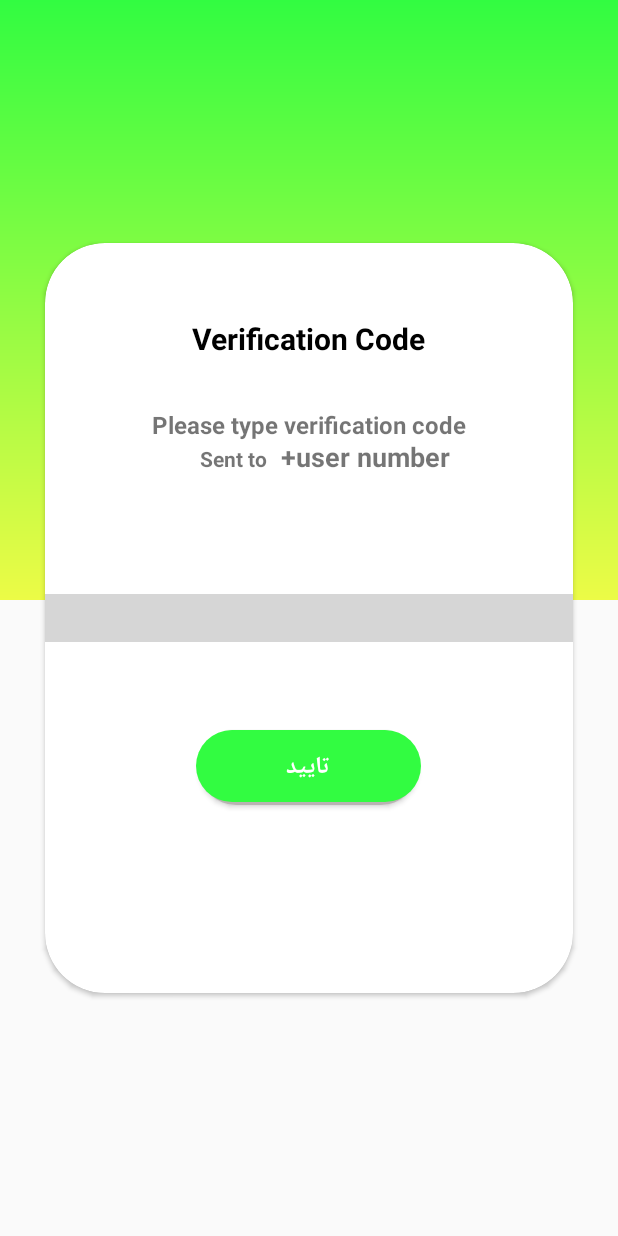
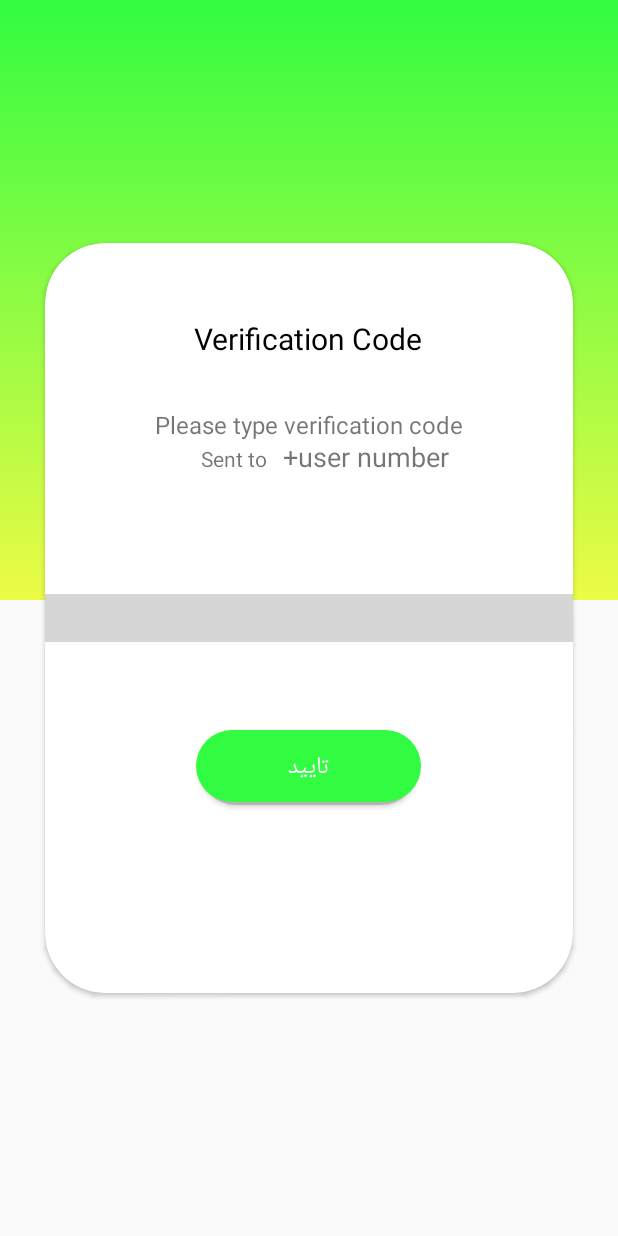
Before and after one commit to gelophoneTeam/DarokhanehApp, an Android app: the VerificationCode screen opened directly, with no data from a screen before it, on a phone screen of 412 x 824 dp. Run offline under Robolectric (Android 15) with nearby library versions, the phone set to English and light mode, and no system bars; libraries missing offline, so code that uses them is left out: com.goodiebag.pinview; plain views replace Pinview; 1 statement that could not run was skipped; grey boxes are pictures that could not be loaded.

Commit message:
set font in verification page

```diff
--- a/app/src/main/java/com/example/malizen/darokhanehapp/VerificationCode.java
+++ b/app/src/main/java/com/example/malizen/darokhanehapp/VerificationCode.java
@@ -1,13 +1,37 @@
 package com.example.malizen.darokhanehapp;
 
+import android.graphics.Typeface;
 import android.support.v7.app.AppCompatActivity;
 import android.os.Bundle;
+import android.widget.Button;
+import android.widget.TextView;
+
+import com.goodiebag.pinview.Pinview;
 
 public class VerificationCode extends AppCompatActivity {
 
-    @Override
-    protected void onCreate(Bundle savedInstanceState) {
-        super.onCreate(savedInstanceState);
-        setContentView(R.layout.activity_verification_code);
+        private TextView very,sent,num,type;
+        private Button ok;
+        Pinview pinview;
+        @Override
+        protected void onCreate(Bundle savedInstanceState) {
+            super.onCreate(savedInstanceState);
+            setContentView(R.layout.activity_verification_code);
+
+
+            very=(TextView)findViewById(R.id.very);
+            type=(TextView)findViewById(R.id.type);
+            sent=(TextView)findViewById(R.id.sent);
+            num=(TextView)findViewById(R.id.num);
+            ok=(Button)findViewById(R.id.ok);
+
+
+//set fonts
+            Typeface tf = Typeface.createFromAsset(getAssets(),"fonts/IRANSansWeb(FaNum)_Medium.ttf");
+            very.setTypeface(tf);
+            type.setTypeface(tf);
+            sent.setTypeface(tf);
+            num.setTypeface(tf);
+            ok.setTypeface(tf);
     }
 }
--- a/app/src/main/res/layout/activity_verification_code.xml
+++ b/app/src/main/res/layout/activity_verification_code.xml
@@ -34,8 +34,10 @@
             android:textColor="#000"
             android:layout_marginTop="50dp"
             android:textSize="20sp"
+            android:id="@+id/very"
             android:textStyle="bold"/>
         <TextView
+            android:id="@+id/type"
             android:layout_width="wrap_content"
             android:layout_height="wrap_content"
             android:layout_gravity="center_horizontal"
@@ -50,6 +52,7 @@
             android:layout_gravity="center_horizontal"
             android:layout_marginTop="134dp"
             android:layout_marginRight="50dp"
+            android:id="@+id/sent"
             android:text="Sent to"
             android:textSize="14dp"
             android:textStyle="bold" />
@@ -59,6 +62,7 @@
             android:layout_gravity="center_horizontal"
             android:layout_marginTop="130dp"
             android:text="+user number"
+            android:id="@+id/num"
             android:textStyle="bold"
             android:layout_marginLeft="38dp"
             android:textSize="18dp" />
@@ -82,6 +86,7 @@
             android:layout_width="150dp"
             android:layout_height="50dp"
             android:layout_gravity="center"
+            android:id="@+id/ok"
             android:layout_marginTop="100dp"
             android:background="@drawable/btn_ver"
             android:text="تایید"
```
Also changed, not shown: app/src/main/java/com/example/malizen/darokhanehapp/SignUp.java (added, +41 -0 lines).
